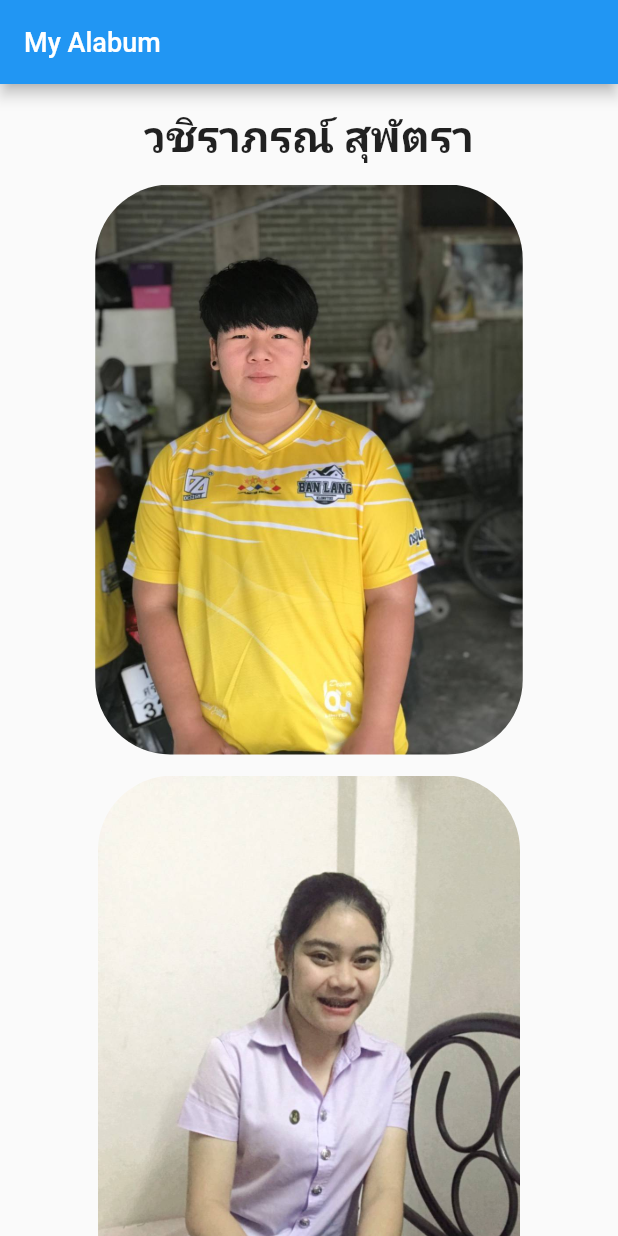
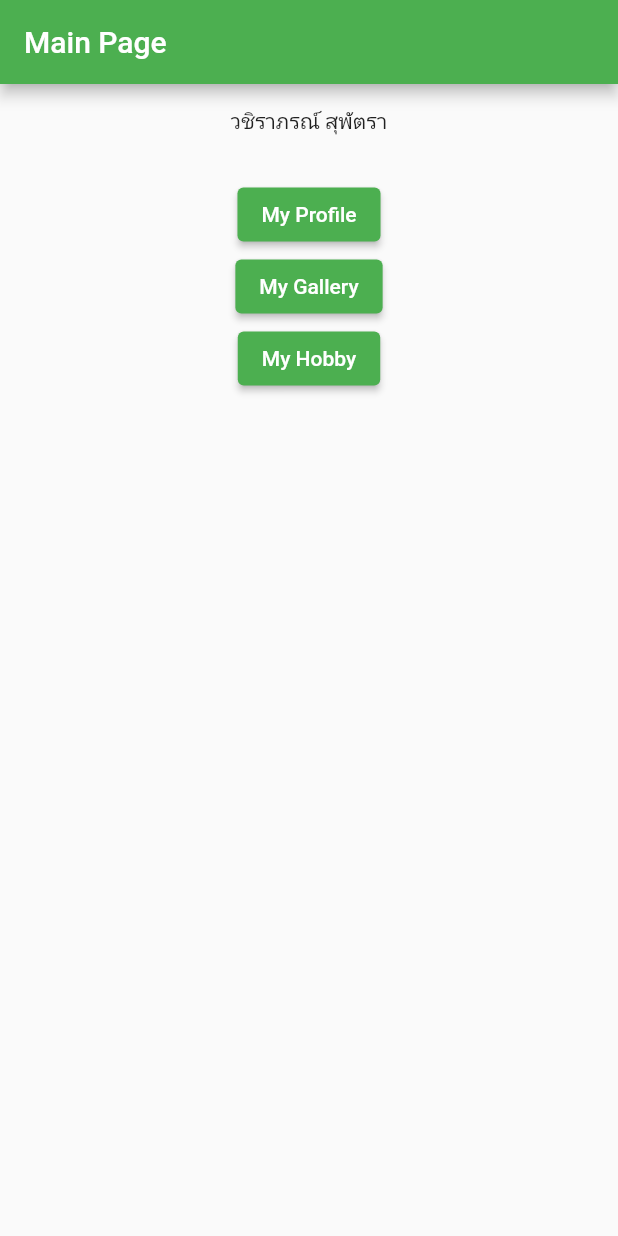
Before and after one commit to wachiraporn-mew/Flutter_profile, a Flutter app: the screen it shows after launch, on a phone screen of 412 x 824 dp. Run offline on Flutter 3.47's test engine with Material 2 defaults, Android fonts, the phone set to English and light mode, and no system bars; our stand-ins replace google_fonts; Roboto replaces fonts that are missing (Kanit, Prompt).

Commit message:
first commit

```diff
--- a/lib/main.dart
+++ b/lib/main.dart
@@ -1,21 +1,20 @@
 import 'package:flutter/material.dart';
-import 'package:profile/page2.dart';
+import 'package:profile/mainPage.dart';
 
 void main() {
   runApp(MyApp());
 }
 
 class MyApp extends StatelessWidget {
-  // This widget is the root of your application.
   @override
   Widget build(BuildContext context) {
     return MaterialApp(
       title: 'Flutter Demo',
       theme: ThemeData(
-        primarySwatch: Colors.blue,
+        primarySwatch: Colors.green,
         visualDensity: VisualDensity.adaptivePlatformDensity,
       ),
-      home: MyProfile(),
+      home: MyHomePage(),
     );
   }
 }
--- /dev/null
+++ b/lib/mainPage.dart
@@ -0,0 +1,77 @@
+import 'package:flutter/material.dart';
+import 'package:profile/profile.dart';
+import 'package:profile/profile1.dart';
+import 'package:profile/profile2.dart';
+
+class MyHomePage extends StatefulWidget {
+  MyHomePage({Key key, this.title}) : super(key: key);
+
+  final String title;
+
+  @override
+  _MyHomePageState createState() => _MyHomePageState();
+}
+
+class _MyHomePageState extends State<MyHomePage> {
+  @override
+  Widget build(BuildContext context) {
+    var sizeBox = 14.0;
+    var height = 15.0;
+
+    return Scaffold(
+      appBar: AppBar(
+        title: Text('Main Page'),
+      ),
+      body: SingleChildScrollView(
+        child: Column(
+          children: <Widget>[
+            Container(
+              padding: EdgeInsets.fromLTRB(20, 15, 20, 15),
+              child: Column(
+                children: <Widget>[
+                  Align(
+                    alignment: Alignment.centerLeft,
+                    child: Center(
+                      child: Text(
+                        "วชิราภรณ์ สุพัตรา",
+                      ),
+                    ),
+                  ),
+                  SizedBox(height: sizeBox),
+                ],
+              ),
+            ),
+            Container(
+              child: ElevatedButton(
+                child: Text('My Profile'),
+                onPressed: () {
+                  Navigator.push(context,
+                      MaterialPageRoute(builder: (context) =>Profile()));
+                },
+              ),
+            ),
+            Container(
+              child: ElevatedButton(
+                child: Text('My Gallery'),
+                onPressed: () {
+                  Navigator.push(context,
+                      MaterialPageRoute(builder: (context) => Profile1()));
+                },
+              ),
+            ),
+            Container(
+              child: ElevatedButton(
+                child: Text('My Hobby'),
+                onPressed: () {
+                  Navigator.push(context,
+                      MaterialPageRoute(builder: (context) => Profile2()));
+                },
+              ),
+            ),
+          ],
+        ),
+      ),
+      // This trailing comma makes auto-formatting nicer for build methods.
+    );
+  }
+}
--- a/lib/page2.dart
+++ b/lib/profile1.dart
@@ -1,8 +1,10 @@
 import 'package:flutter/material.dart';
+import 'package:profile/mainPage.dart';
+
 import 'package:google_fonts/google_fonts.dart';
 
-class MyProfile extends StatelessWidget {
-  MyProfile({Key key}) : super(key: key);
+class Profile1 extends StatelessWidget {
+  Profile1 ({Key key}) : super(key: key);
 
   var sizeBox = 14.0;
 
--- a/pubspec.yaml
+++ b/pubspec.yaml
@@ -55,6 +55,9 @@ flutter:
     - assets/imges/bamm.jpg
     - assets/imges/mew.jpg
     - assets/imges/meww.jpg
+    - assets/imges/mew1.jpg
+    - assets/imges/bam1.jpg
+
   # An image asset can refer to one or more resolution-specific "variants", see
   # https://flutter.dev/assets-and-images/#resolution-aware.
 
```
Also changed, not shown: lib/profile.dart (+16 -63 lines), lib/profile2.dart (added, +104 -0 lines), assets/imges/bam1.jpg (added), assets/imges/mew1.jpg (added).
